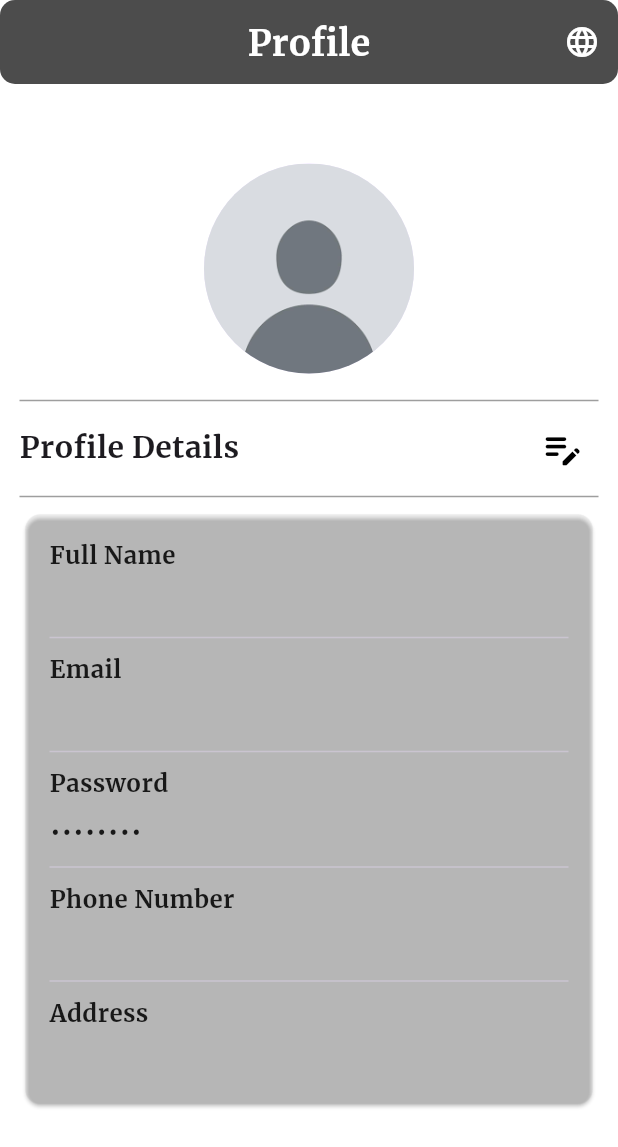
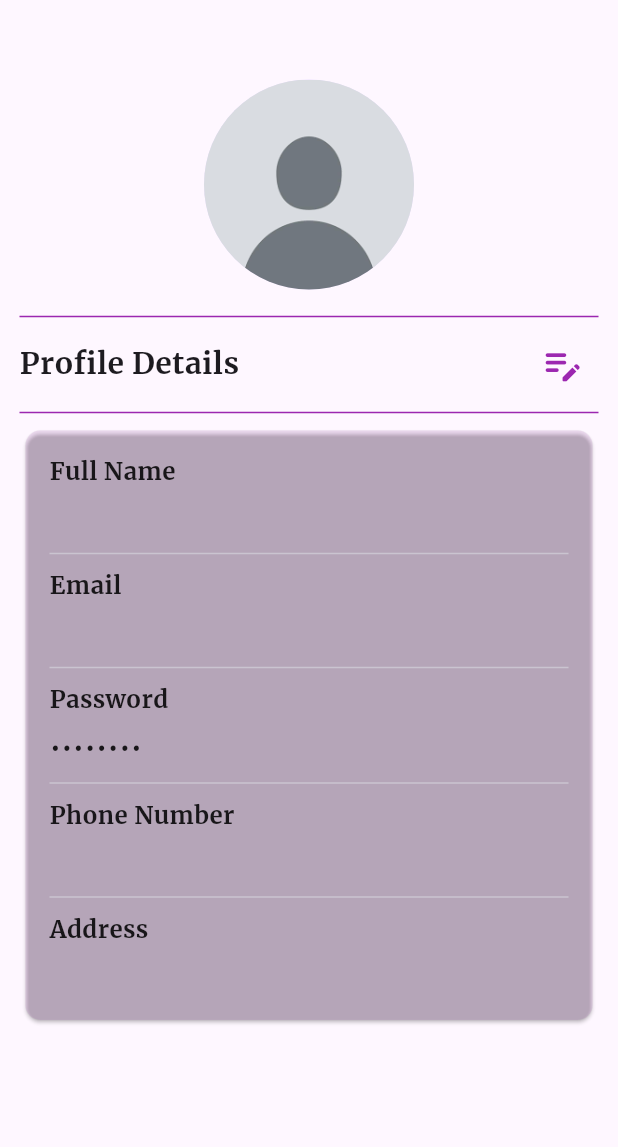
Before and after one commit to emadmoenes/Egypt-Tourist-Guide, a Flutter app: the ProfileScreen widget shown alone on an empty page, opened directly, on a phone screen of 412 x 824 dp. Shown: the top 1147 px of the screen. Run offline on Flutter 3.47's test engine with Material 3 defaults, Android fonts, the phone set to English and light mode, and no system bars; our stand-ins replace flutter_bloc, shared_preferences; accounts and stored records are empty.

Commit message:
changed the person screen and fixed the nav bar

```diff
--- a/lib/views/home/widgets/app_bottom_navigation_bar.dart
+++ b/lib/views/home/widgets/app_bottom_navigation_bar.dart
@@ -3,7 +3,8 @@ import 'package:flutter/material.dart';
 import 'package:flutter_bloc/flutter_bloc.dart';
 
 class AppBottomNavigationBar extends StatefulWidget {
-  const AppBottomNavigationBar({super.key});
+  final Function settingState;
+  const AppBottomNavigationBar({super.key, required this.settingState});
 
   @override
   State<AppBottomNavigationBar> createState() => _AppBottomNavigationBarState();
@@ -17,6 +18,7 @@ class _AppBottomNavigationBarState extends State<AppBottomNavigationBar> {
       backgroundColor: Colors.purple,
       onTap: (pageIndex) {
         setState(() {homeCubit.currentPageIndex = pageIndex;});
+        widget.settingState();
         },
       currentIndex: homeCubit.currentPageIndex,
       selectedItemColor: Colors.purple,
--- a/lib/views/profile/profile_screen.dart
+++ b/lib/views/profile/profile_screen.dart
@@ -3,6 +3,8 @@ import 'package:egypt_tourist_guide/models/user_model.dart';
 import 'package:egypt_tourist_guide/controllers/profile_controller.dart';
 
 class ProfileScreen extends StatefulWidget {
+  const ProfileScreen({super.key});
+
   @override
   _ProfileScreenState createState() => _ProfileScreenState();
 }
@@ -40,7 +42,7 @@ class _ProfileScreenState extends State<ProfileScreen> {
       ScaffoldMessenger.of(context).showSnackBar(
         SnackBar(
           content: Text('Profile updated successfully!'),
-          backgroundColor: Colors.green,
+          backgroundColor: Colors.purple,
         ),
       );
 
@@ -51,7 +53,7 @@ class _ProfileScreenState extends State<ProfileScreen> {
       ScaffoldMessenger.of(context).showSnackBar(
         SnackBar(
           content: Text('Please fix the errors in the form.'),
-          backgroundColor: Colors.red,
+          backgroundColor: Colors.purple,
         ),
       );
     }
@@ -59,30 +61,7 @@ class _ProfileScreenState extends State<ProfileScreen> {
 
   @override
   Widget build(BuildContext context) {
-    return Scaffold(
-      backgroundColor: Colors.white,
-      appBar: AppBar(
-        automaticallyImplyLeading: false,
-        title: Text(
-          'Profile',
-          style: TextStyle(color: Colors.white, fontSize: 24, fontWeight: FontWeight.bold),
-        ),
-        centerTitle: true,
-        backgroundColor: Colors.black.withOpacity(0.7),
-        shape: RoundedRectangleBorder(
-          borderRadius: BorderRadius.vertical(
-            bottom: Radius.circular(10),
-            top: Radius.circular(10),
-          ),
-        ),
-        actions: [
-          IconButton(
-            icon: const Icon(Icons.language, color: Colors.white),
-            onPressed: () {},
-          ),
-        ],
-      ),
-      body: Stack(
+    return Stack(
         children: [
           SingleChildScrollView(
             child: Padding(
@@ -103,7 +82,7 @@ class _ProfileScreenState extends State<ProfileScreen> {
                       const SizedBox(height: 10),
                       Divider(
                         thickness: 1,
-                        color: Colors.grey,
+                        color: Colors.purple,
                       ),
                       Row(
                         mainAxisAlignment: MainAxisAlignment.spaceBetween,
@@ -113,7 +92,7 @@ class _ProfileScreenState extends State<ProfileScreen> {
                           IconButton(
                             icon: Icon(
                               _isEditing ? Icons.save : Icons.edit_note_rounded,
-                              color: Colors.black,
+                              color: Colors.purple,
                               size: 30,
                             ),
                             onPressed: () {
@@ -130,10 +109,10 @@ class _ProfileScreenState extends State<ProfileScreen> {
                       ),
                       Divider(
                         thickness: 1,
-                        color: Colors.grey,
+                        color: Colors.purple,
                       ),
                       Card(
-                        color: Colors.grey.withOpacity(0.1),
+                        color: Colors.purple.withOpacity(0.1),
                         shape: RoundedRectangleBorder(
                           borderRadius: BorderRadius.circular(10),
                         ),
@@ -243,7 +222,6 @@ class _ProfileScreenState extends State<ProfileScreen> {
             ),
           ),
         ],
-      ),
     );
   }
 
```
Also changed, not shown: lib/models/screen_model.dart (added, +8 -0 lines), lib/views/home/home_screen.dart (+24 -15 lines), lib/views/home/widgets/home_screen_body.dart (added, +17 -0 lines).
